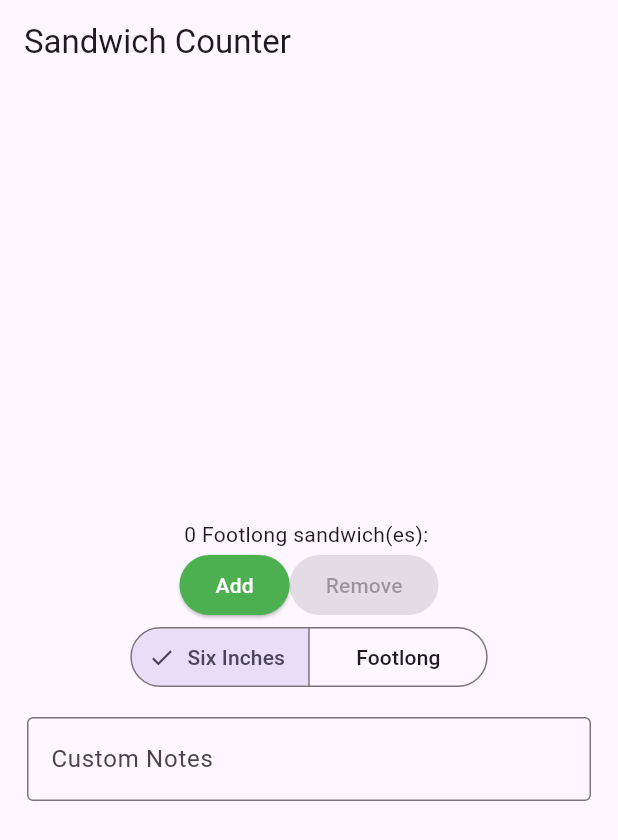
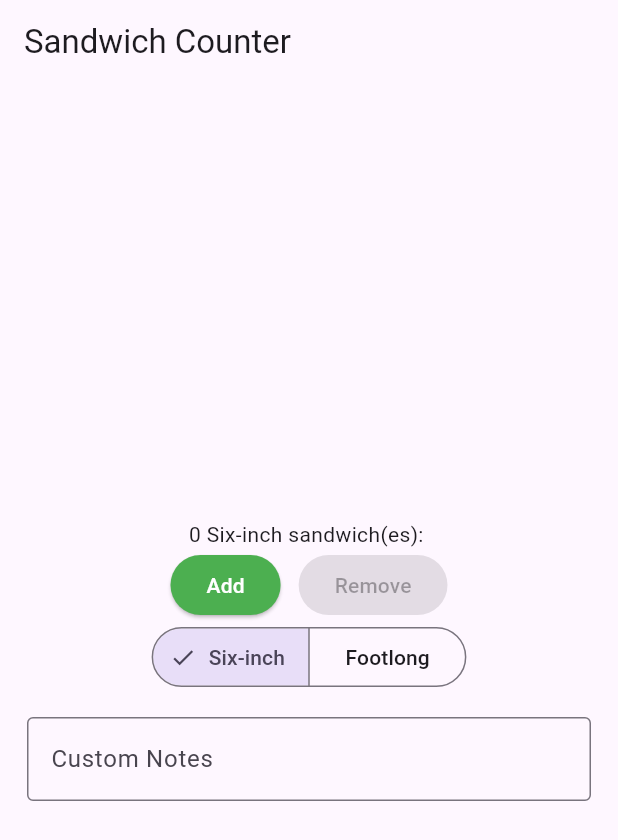
Before and after one commit to ProWigga/sandwich_shop, a Flutter app: the screen it shows after launch, on a phone screen of 412 x 824 dp. Shown: the top 840 px of the screen. Run offline on Flutter 3.47's test engine with Material 3 defaults, Android fonts, the phone set to English and light mode, and no system bars.

Commit message:
Rephresh OrderItemDisplay text w/ AI :sad:

```diff
--- a/lib/main.dart
+++ b/lib/main.dart
@@ -28,6 +28,7 @@ class OrderScreen extends StatefulWidget {
 }
 
 enum sandwichType { sixInches, footlong }
+
 sandwichType selectedType = sandwichType.sixInches;
 
 class _OrderScreenState extends State<OrderScreen> {
@@ -57,6 +58,9 @@ class _OrderScreenState extends State<OrderScreen> {
     final canIncrease = _quantity < widget.maxQuantity;
     final canDecrease = _quantity > 0;
 
+    final itemLabel =
+        selectedType == sandwichType.footlong ? 'Footlong' : 'Six-inch';
+
     return Scaffold(
       appBar: AppBar(
         title: const Text('Sandwich Counter'),
@@ -67,7 +71,7 @@ class _OrderScreenState extends State<OrderScreen> {
           children: <Widget>[
             OrderItemDisplay(
               _quantity,
-              'Footlong',
+              itemLabel,
             ),
             Row(
               mainAxisAlignment: MainAxisAlignment.center,
@@ -80,6 +84,7 @@ class _OrderScreenState extends State<OrderScreen> {
                   ),
                   child: const Text('Add'),
                 ),
+                const SizedBox(width: 12),
                 ElevatedButton(
                   onPressed: canDecrease ? _decreaseQuantity : null,
                   style: ElevatedButton.styleFrom(
@@ -94,7 +99,7 @@ class _OrderScreenState extends State<OrderScreen> {
               segments: const <ButtonSegment<sandwichType>>[
                 ButtonSegment<sandwichType>(
                   value: sandwichType.sixInches,
-          label: Text('Six Inches'),
+                  label: Text('Six-inch'),
                 ),
                 ButtonSegment<sandwichType>(
                   value: sandwichType.footlong,
@@ -104,7 +109,6 @@ class _OrderScreenState extends State<OrderScreen> {
               selected: <sandwichType>{selectedType},
               onSelectionChanged: (Set<sandwichType> newSelection) {
                 setState(() {
-        //Suggested change
                   selectedType = newSelection.first;
                 });
               },
```
Lines whose indentation alone changed are shown as unchanged.
